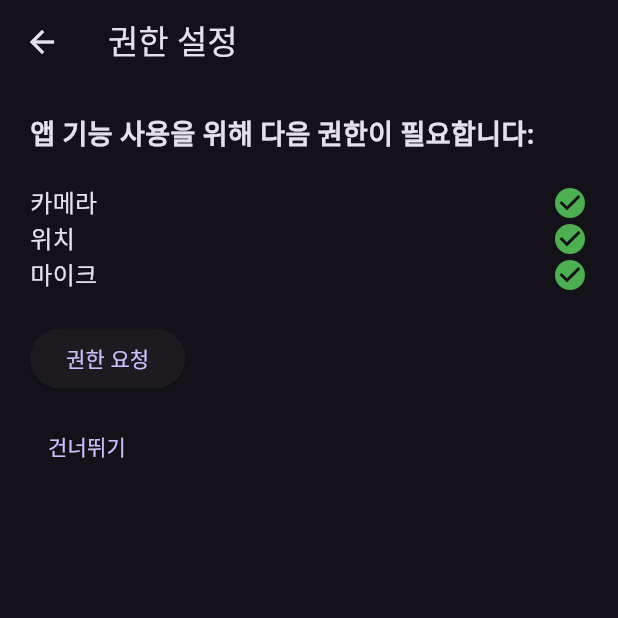
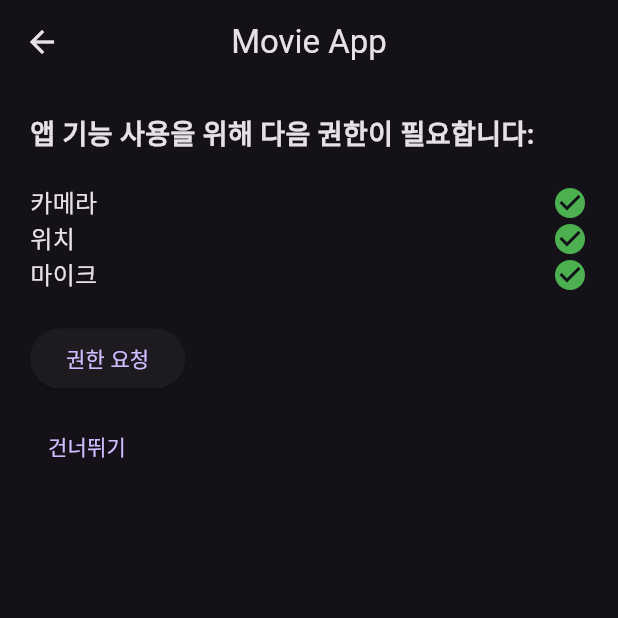
Before and after one commit to HongWonjong/movie_info_app, a Flutter app: the PermissionPage screen opened by its route, on a phone screen of 412 x 824 dp, the top half of it. Run offline on Flutter 3.47's test engine with Material 3 defaults, Android fonts, the phone set to English and light mode, and no system bars; our stand-ins replace equatable, flutter_dotenv, flutter_riverpod, permission_handler; network calls fail.

Commit message:
feat: common_app_bar.dart 제작 및 hero 애니메이션 일부 적용

```diff
--- a/lib/presentation/pages/detail_page.dart
+++ b/lib/presentation/pages/detail_page.dart
@@ -2,6 +2,8 @@ import 'package:flutter/material.dart';
 import 'package:flutter_movie_app/core/constants/api_constants.dart';
 import 'package:flutter_movie_app/presentation/providers/detail_provider.dart';
 import 'package:flutter_riverpod/flutter_riverpod.dart';
+
+import '../widgets/common_app_bar.dart';
 
 class DetailPage extends ConsumerStatefulWidget {
   final int movieId;
@@ -29,6 +31,10 @@ class _DetailPageState extends ConsumerState<DetailPage> {
     final detailState = ref.watch(detailProvider);
 
     return Scaffold(
+      appBar: CommonAppBar(
+        title: 'Movie App',
+        showBackButton: true, // 뒤로 가기 버튼 포함
+      ),
       body: detailState.when(
         data: (state) {
           if (state.movieDetail == null) {
--- a/lib/presentation/pages/permission_page.dart
+++ b/lib/presentation/pages/permission_page.dart
@@ -2,6 +2,8 @@ import 'package:flutter/material.dart';
 import 'package:flutter_movie_app/core/permissions/permission_service.dart';
 import 'package:flutter_movie_app/presentation/providers/permission_provider.dart';
 import 'package:flutter_riverpod/flutter_riverpod.dart';
+
+import '../widgets/common_app_bar.dart';
 
 class PermissionPage extends ConsumerWidget {
   const PermissionPage({super.key});
@@ -11,7 +13,10 @@ class PermissionPage extends ConsumerWidget {
     final permissionState = ref.watch(permissionProvider);
 
     return Scaffold(
-      appBar: AppBar(title: const Text('권한 설정')),
+      appBar: CommonAppBar(
+        title: 'Movie App',
+        showBackButton: false, // 권한 페이지에서는 뒤로 가기 버튼 제외
+      ),
       body: permissionState.when(
         data: (state) {
           return Padding(
@@ -32,7 +37,6 @@ class PermissionPage extends ConsumerWidget {
                   onPressed: () async {
                     await ref.read(permissionProvider.notifier).requestPermissions();
                     await ref.read(permissionProvider.notifier).openSettingsIfPermanentlyDenied();
-                    // 모든 권한이 허가된 경우 HomePage로 이동
                     final allGranted = await PermissionService().areAllPermissionsGranted();
                     if (allGranted) {
                       Navigator.pushReplacementNamed(context, '/home');
--- /dev/null
+++ b/lib/presentation/widgets/common_app_bar.dart
@@ -0,0 +1,31 @@
+import 'package:flutter/material.dart';
+
+class CommonAppBar extends StatelessWidget implements PreferredSizeWidget {
+  final String title;
+  final bool showBackButton;
+
+  const CommonAppBar({
+    super.key,
+    required this.title,
+    this.showBackButton = false,
+  });
+
+  @override
+  Widget build(BuildContext context) {
+    return AppBar(
+      leading: showBackButton
+          ? IconButton(
+        icon: const Icon(Icons.arrow_back),
+        onPressed: () {
+          Navigator.pop(context);
+        },
+      )
+          : null,
+      title: Text(title),
+      centerTitle: true,
+    );
+  }
+
+  @override
+  Size get preferredSize => const Size.fromHeight(kToolbarHeight);
+}
--- a/lib/presentation/widgets/movie_card.dart
+++ b/lib/presentation/widgets/movie_card.dart
@@ -17,8 +17,10 @@ class MovieCard extends StatelessWidget {
 
   @override
   Widget build(BuildContext context) {
+    print('MovieCard build - Hero tag: $heroTag');
     return GestureDetector(
       onTap: () {
+        print('Navigating to DetailPage with heroTag: $heroTag');
         Navigator.push(
           context,
           MaterialPageRoute(
@@ -45,7 +47,9 @@ class MovieCard extends StatelessWidget {
                         : 'https://placehold.co/120x180',
                   ),
                   fit: BoxFit.cover,
-                  onError: (exception, stackTrace) => const Icon(Icons.error),
+                  onError: (exception, stackTrace) {
+                    print('MovieCard image load error: $exception');
+                  },
                 ),
               ),
             ),
```
Also changed, not shown: lib/presentation/pages/home_page.dart (+27 -3 lines).
